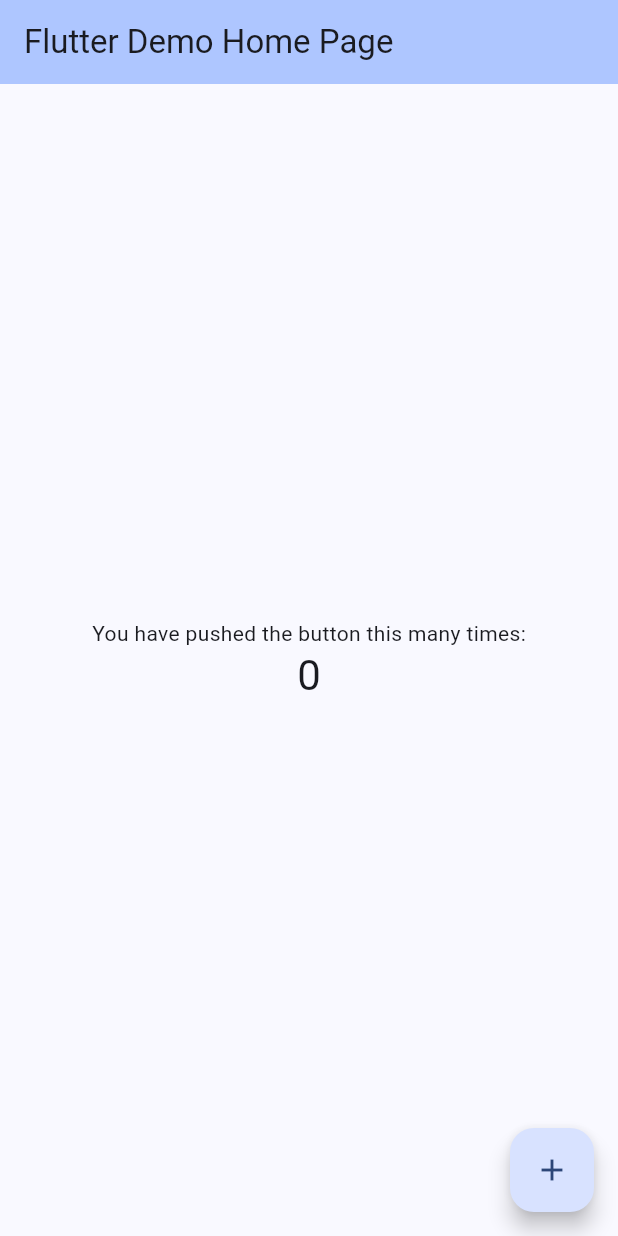
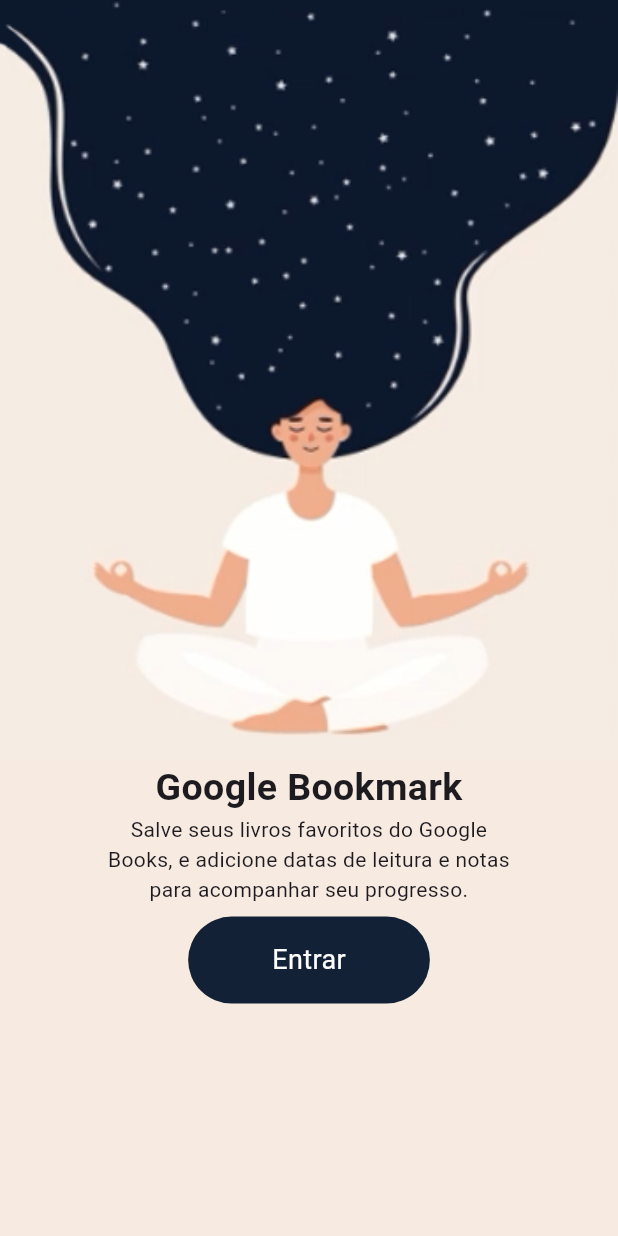
Before and after one commit to danvitoriano/flutter_google_bookmark, a Flutter app: the screen it shows after launch, on a phone screen of 412 x 824 dp. Run offline on Flutter 3.47's test engine with Material 3 defaults, Android fonts, the light colour scheme and no system bars.

Commit message:
add primary button, dashboard screen and theme, fixed sqflite version

```diff
--- a/lib/main.dart
+++ b/lib/main.dart
@@ -1,103 +1,19 @@
 import 'package:flutter/material.dart';
+import 'package:flutter_google_bookmark/screens/dashboard.dart';
 
 void main() {
-  runApp(const MyApp());
+  runApp(const GoogleBookmark());
 }
 
-class MyApp extends StatelessWidget {
-  const MyApp({super.key});
+class GoogleBookmark extends StatelessWidget {
+  const GoogleBookmark({super.key});
 
-  // This widget is the root of your application.
   @override
   Widget build(BuildContext context) {
     return MaterialApp(
-      title: 'Flutter Demo',
-      theme: ThemeData(
-
-        colorScheme: ColorScheme.fromSeed(seedColor: const Color.fromARGB(255, 147, 146, 149)),
-        useMaterial3: true,
-      ),
-      home: const MyHomePage(title: 'Flutter Demo Home Page'),
+      title: "Google Bookmark",
+      theme: ThemeData.light(useMaterial3: true),
+      home: const Dashboard(),
     );
   }
 }
-
-class MyHomePage extends StatefulWidget {
-  const MyHomePage({super.key, required this.title});
-
-
-  final String title;
-
-  @override
-  State<MyHomePage> createState() => _MyHomePageState();
-}
-
-class _MyHomePageState extends State<MyHomePage> {
-  int _counter = 0;
-
-  void _incrementCounter() {
-    setState(() {
-      // This call to setState tells the Flutter framework that something has
-      // changed in this State, which causes it to rerun the build method below
-      // so that the display can reflect the updated values. If we changed
-      // _counter without calling setState(), then the build method would not be
-      // called again, and so nothing would appear to happen.
-      _counter++;
-    });
-  }
-
-  @override
-  Widget build(BuildContext context) {
-    // This method is rerun every time setState is called, for instance as done
-    // by the _incrementCounter method above.
-    //
-    // The Flutter framework has been optimized to make rerunning build methods
-    // fast, so that you can just rebuild anything that needs updating rather
-    // than having to individually change instances of widgets.
-    return Scaffold(
-      appBar: AppBar(
-        // TRY THIS: Try changing the color here to a specific color (to
-        // Colors.amber, perhaps?) and trigger a hot reload to see the AppBar
-        // change color while the other colors stay the same.
-        backgroundColor: Theme.of(context).colorScheme.inversePrimary,
-        // Here we take the value from the MyHomePage object that was created by
-        // the App.build method, and use it to set our appbar title.
-        title: Text(widget.title),
-      ),
-      body: Center(
-        // Center is a layout widget. It takes a single child and positions it
-        // in the middle of the parent.
-        child: Column(
-          // Column is also a layout widget. It takes a list of children and
-          // arranges them vertically. By default, it sizes itself to fit its
-          // children horizontally, and tries to be as tall as its parent.
-          //
-          // Column has various properties to control how it sizes itself and
-          // how it positions its children. Here we use mainAxisAlignment to
-          // center the children vertically; the main axis here is the vertical
-          // axis because Columns are vertical (the cross axis would be
-          // horizontal).
-          //
-          // TRY THIS: Invoke "debug painting" (choose the "Toggle Debug Paint"
-          // action in the IDE, or press "p" in the console), to see the
-          // wireframe for each widget.
-          mainAxisAlignment: MainAxisAlignment.center,
-          children: <Widget>[
-            const Text(
-              'You have pushed the button this many times:',
-            ),
-            Text(
-              '$_counter',
-              style: Theme.of(context).textTheme.headlineMedium,
-            ),
-          ],
-        ),
-      ),
-      floatingActionButton: FloatingActionButton(
-        onPressed: _incrementCounter,
-        tooltip: 'Increment',
-        child: const Icon(Icons.add),
-      ), // This trailing comma makes auto-formatting nicer for build methods.
-    );
-  }
-}
--- a/lib/screens/components/primary_button.dart
+++ b/lib/screens/components/primary_button.dart
@@ -0,0 +1,61 @@
+import 'package:flutter/material.dart';
+import 'package:flutter_google_bookmark/theme.dart';
+
+class PrimaryButton extends StatelessWidget {
+  const PrimaryButton({super.key, required this.text, required this.onTap});
+  final String text;
+  final VoidCallback? onTap;
+
+  @override
+  Widget build(BuildContext context) {
+    return InkWell(
+      onTap: onTap,
+      child: Container(
+        height: PrimaryButtonProperties.height,
+        padding: const EdgeInsets.only(
+          left: 56.0,
+          right: 56.0,
+          top: 16,
+          bottom: 16,
+        ),
+        decoration: PrimaryButtonProperties.boxDecoration,
+        child: Text(
+          text,
+          style: PrimaryButtonProperties.textStyle,
+        ),
+      ),
+    );
+  }
+}
+
+class PrimaryButtonIcon extends StatelessWidget {
+  const PrimaryButtonIcon(
+      {super.key, required this.text, required this.icon, required this.onTap});
+  final String text;
+  final IconData icon;
+  final VoidCallback? onTap;
+
+  @override
+  Widget build(BuildContext context) {
+    return Container(
+        height: PrimaryButtonIconProperties.height,
+        width: PrimaryButtonIconProperties.width,
+        decoration: PrimaryButtonIconProperties.boxDecoration,
+        child: InkWell(
+          onTap: onTap,
+          child: Padding(
+            padding: const EdgeInsets.only(left: 16.0, right: 16.0),
+            child: Row(
+              mainAxisAlignment: MainAxisAlignment.spaceBetween,
+              children: [
+                Text(
+                  text,
+                  style: PrimaryButtonIconProperties.textStyle,
+                ),
+                Icon(icon, color: PrimaryButtonIconProperties.iconColor),
+              ],
+            ),
+          ),
+        ));
+  }
+}
--- a/lib/screens/dashboard.dart
+++ b/lib/screens/dashboard.dart
@@ -0,0 +1,62 @@
+import 'package:flutter/material.dart';
+import 'package:flutter_google_bookmark/screens/components/primary_button.dart';
+import 'package:flutter_google_bookmark/theme.dart';
+
+class Dashboard extends StatelessWidget {
+  const Dashboard({super.key});
+
+  @override
+  Widget build(BuildContext context) {
+    return SafeArea(
+        child: Container(
+      decoration: AppBackgroundProperties.boxDecoration,
+      child: Scaffold(
+        backgroundColor: Colors.transparent,
+        body: Center(
+          child: Column(
+            children: [
+              SizedBox(
+                width: MediaQuery.of(context).size.width,
+                child: Image.asset(
+                  'assets/images/introduction_image.png',
+                  fit: BoxFit.cover,
+                ),
+              ),
+              const Padding(
+                padding: EdgeInsets.only(top: 0),
+                child: Text(
+                  "Google Bookmark",
+                  style: TextStyle(fontSize: 25.0, fontWeight: FontWeight.bold),
+                ),
+              ),
+              const Padding(
+                padding: EdgeInsets.only(left: 64, right: 64),
+                child: Text(
+                  "Salve seus livros favoritos do Google Books, e adicione datas de leitura e notas para acompanhar seu progresso.",
+                  textAlign: TextAlign.center,
+                ),
+              ),
+              const SizedBox(
+                height: 8,
+              ),
+              Padding(
+                padding: EdgeInsets.only(
+                    bottom: MediaQuery.of(context).padding.bottom),
+                child: PrimaryButton(
+                  text: "Entrar",
+                  onTap: () {
+                    Navigator.push(
+                        context,
+                        MaterialPageRoute(
+                          builder: (context) => const Text("data")
+                        ));
+                  },
+                ),
+              ),
+            ],
+          ),
+        ),
+      ),
+    ));
+  }
+}
--- /dev/null
+++ b/lib/theme.dart
@@ -0,0 +1,131 @@
+import 'package:flutter/material.dart';
+
+abstract class AppColors {
+  static Color white = const Color(0xffFFFFFF);
+  static Color black = const Color(0xff000000);
+  static Color orange = const Color(0xff132137);
+  static Color lightOrange = const Color(0xffF7EBE1);
+  static List<Color> buttonGradient = const <Color>[
+    Color.fromARGB(255, 255, 242, 235),
+    Color.fromARGB(255, 255, 171, 102),
+  ];
+  static List<Color> backgroundGradient = <Color>[
+    AppColors.lightOrange,
+    AppColors.white,
+  ];
+  static List<Color> homeShadowGradient = <Color>[
+    AppColors.lightOrange,
+    AppColors.white,
+  ];
+}
+
+abstract class PrimaryButtonProperties {
+  static double height = 58;
+  static TextStyle textStyle = TextStyle(
+    fontSize: 18,
+    color: AppColors.white,
+  );
+  static BoxDecoration boxDecoration = BoxDecoration(
+    borderRadius: BorderRadius.circular(38.0),
+    color: AppColors.orange,
+  );
+}
+
+abstract class PrimaryButtonIconProperties {
+  static double height = 58;
+  static double width = 258;
+  static TextStyle textStyle = TextStyle(
+    fontSize: 18,
+    fontWeight: FontWeight.w500,
+    color: AppColors.white,
+  );
+  static Color iconColor = AppColors.white;
+  static BoxDecoration boxDecoration = BoxDecoration(
+    borderRadius: BorderRadius.circular(8),
+    color: AppColors.orange,
+  );
+}
+
+abstract class FloatingButtonProperties {
+  static double size = 56;
+  static TextStyle textStyle = TextStyle(
+    fontSize: 16,
+    fontWeight: FontWeight.w600,
+    color: AppColors.orange,
+  );
+  static Color iconColor = AppColors.orange;
+  static BoxDecoration boxDecoration = BoxDecoration(
+    boxShadow: kElevationToShadow[6],
+    borderRadius: BorderRadius.circular(16),
+    color: AppColors.white,
+  );
+}
+
+abstract class AppBackgroundProperties {
+  static BoxDecoration boxDecoration = BoxDecoration(
+    color: AppColors.lightOrange,
+  );
+}
+
+abstract class ModalDecorationProperties {
+  static TextStyle bookTitle = const TextStyle(fontSize: 22);
+  static TextStyle bookAuthor = TextStyle(
+    fontSize: 16,
+    color: AppColors.lightOrange,
+  );
+  static RoundedRectangleBorder modalBorder = RoundedRectangleBorder(
+    borderRadius: BorderRadius.circular(30),
+    side: BorderSide(color: AppColors.orange),
+  );
+  static BoxDecoration boxDecoration = BoxDecoration(
+    color: AppColors.lightOrange,
+  );
+}
+
+abstract class DisplayTextProperties {
+  static TextStyle textStyle =
+      const TextStyle(fontFamily: "Roboto Serif Extra Bold", fontSize: 24);
+}
+
+abstract class EntryDecorationProperties {
+  static TextStyle displayText = const TextStyle(fontSize: 16);
+  static TextStyle authorText =
+      TextStyle(fontWeight: FontWeight.w500, color: AppColors.lightOrange);
+}
+
+abstract class InputDecorationProperties {
+  static TextStyle textDecoration = TextStyle(color: AppColors.orange);
+
+  static InputDecoration newInputDecoration(String hintText, String labelText,
+      [Icon? icon]) {
+    return InputDecoration(
+      prefixIcon: icon,
+      filled: true,
+      prefixIconColor: AppColors.orange,
+      hintStyle: TextStyle(color: AppColors.orange),
+      hintText: hintText,
+      fillColor: AppColors.white,
+      enabledBorder: OutlineInputBorder(
+        borderSide: BorderSide(
+          color: AppColors.lightOrange,
+        ),
+      ),
+      focusedBorder: OutlineInputBorder(
+        borderSide: BorderSide(
+          color: AppColors.orange,
+        ),
+      ),
+      labelText: labelText,
+    );
+  }
+}
+
+abstract class HomeShadowProperties {
+  static BoxDecoration boxDecoration = BoxDecoration(
+    gradient: LinearGradient(
+      begin: Alignment.center,
+      end: Alignment.bottomCenter,
+      colors: AppColors.homeShadowGradient,
+    ),
+  );
+}
```
Also changed, not shown: pubspec.yaml (+6 -78 lines), pubspec.lock, 2 other files.
